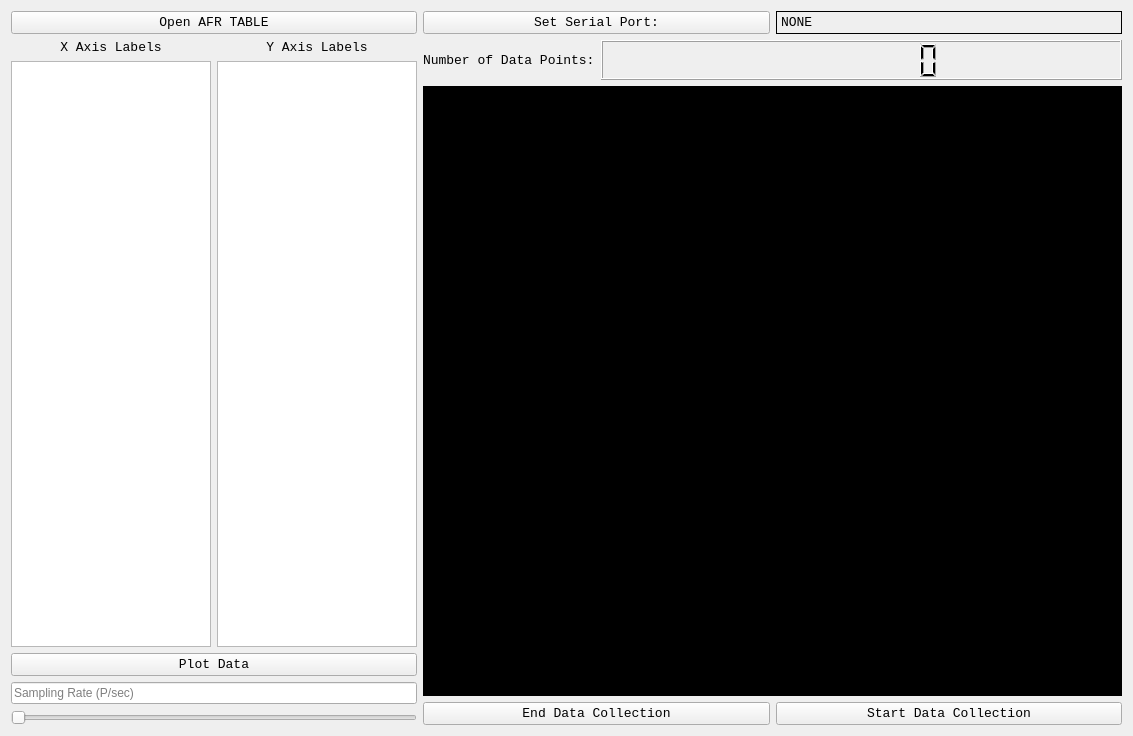
This is runtest.ui in cyung3/EFIDAQ as Qt 5 draws it before an edit. The edited form follows.
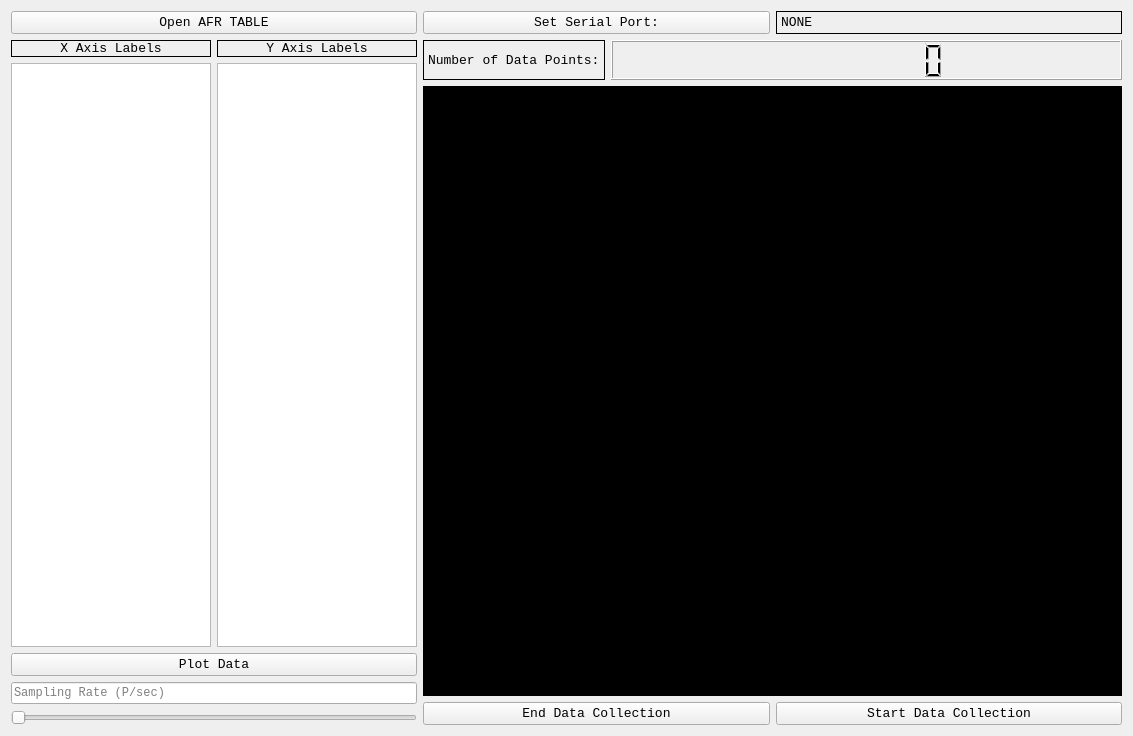
This is the edited form.

```diff
--- a/runtest.ui
+++ b/runtest.ui
@@ -19,6 +19,9 @@
   <property name="windowTitle">
    <string>Form</string>
   </property>
+  <property name="styleSheet">
+   <string notr="true"/>
+  </property>
   <layout class="QHBoxLayout" name="horizontalLayout_13" stretch="0,1">
    <item>
     <layout class="QVBoxLayout" name="verticalLayout">
@@ -57,6 +60,9 @@
            <pointsize>10</pointsize>
           </font>
          </property>
+         <property name="frameShape">
+          <enum>QFrame::Box</enum>
+         </property>
          <property name="text">
           <string>X Axis Labels</string>
          </property>
@@ -79,6 +85,9 @@
            <pointsize>10</pointsize>
           </font>
          </property>
+         <property name="frameShape">
+          <enum>QFrame::Box</enum>
+         </property>
          <property name="text">
           <string>Y Axis Labels</string>
          </property>
@@ -139,6 +148,9 @@
            <height>16777215</height>
           </size>
          </property>
+         <property name="autoFillBackground">
+          <bool>false</bool>
+         </property>
          <property name="isWrapping" stdset="0">
           <bool>true</bool>
          </property>
@@ -178,6 +190,11 @@
            <verstretch>0</verstretch>
           </sizepolicy>
          </property>
+         <property name="font">
+          <font>
+           <family>Courier New</family>
+          </font>
+         </property>
          <property name="placeholderText">
           <string>Sampling Rate (P/sec)</string>
          </property>
@@ -263,6 +280,9 @@
            <pointsize>10</pointsize>
           </font>
          </property>
+         <property name="frameShape">
+          <enum>QFrame::Box</enum>
+         </property>
          <property name="text">
           <string>Number of Data Points:</string>
          </property>
```
Left out of the diff: 18 changed lines with no effect on the pictures.
